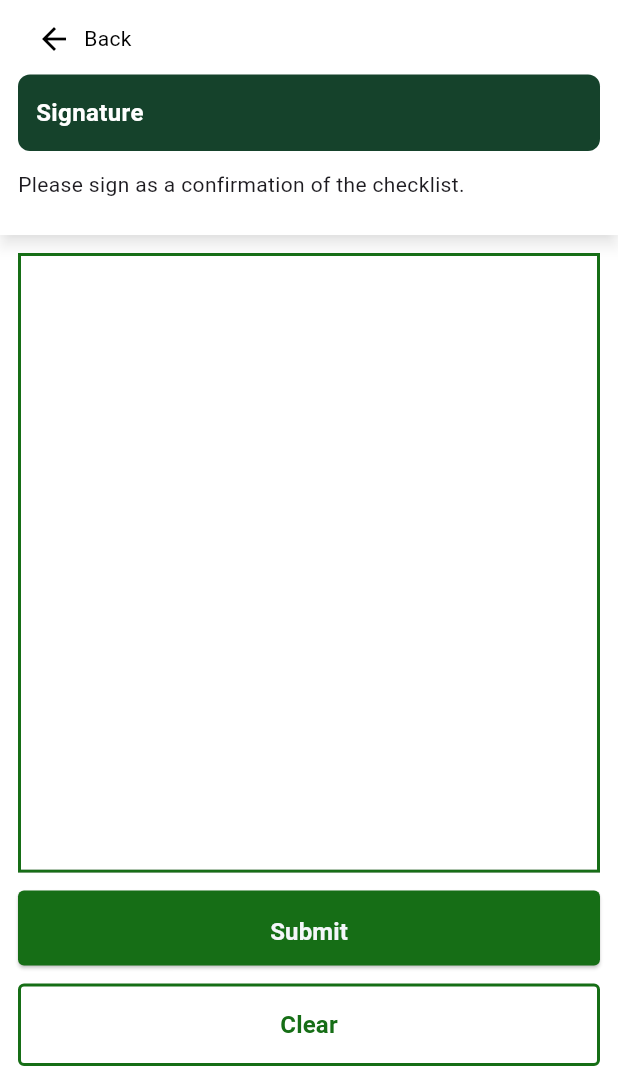
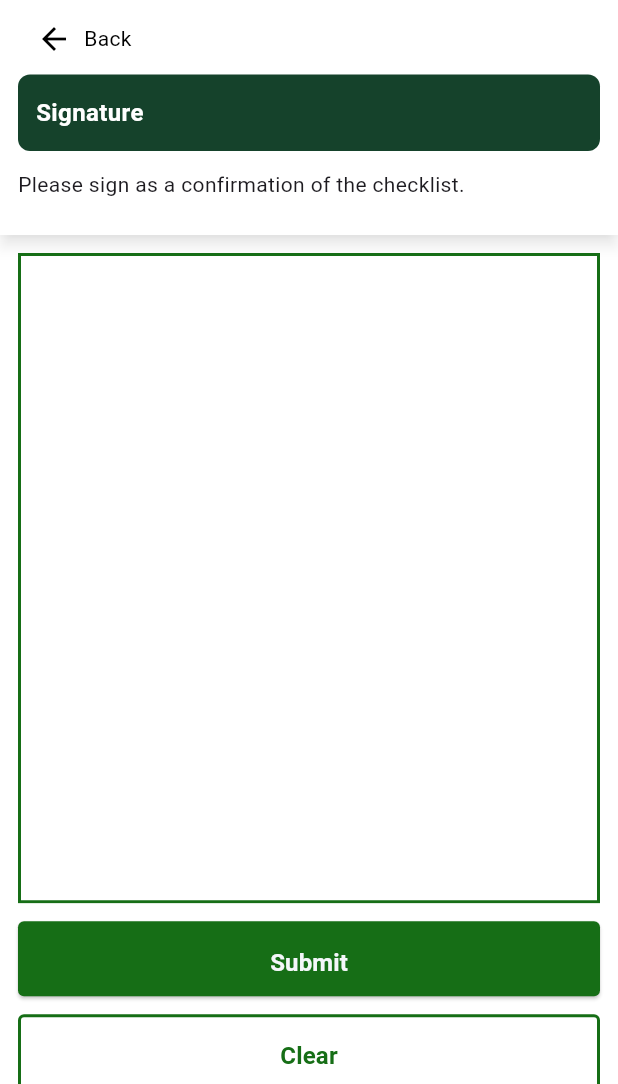
Before and after one commit to jamydevelop/Wilcon-Phase-2, a Flutter app: the ChecklistSignaturePage screen opened directly, on a phone screen of 412 x 824 dp, the part 152-1236 px from its top. Run offline on Flutter 3.47's test engine with Material 3 defaults, Android fonts, the phone set to English and light mode, and no system bars; drawn by our look-alikes of signature.

Commit message:
update Signature screen

```diff
--- a/wilcon_phase2/lib/module/checklist/checklist_signature/widget/checklist_signature_body_widget.dart
+++ b/wilcon_phase2/lib/module/checklist/checklist_signature/widget/checklist_signature_body_widget.dart
@@ -1,8 +1,6 @@
 import 'package:flutter/material.dart';
 import 'package:wilcon_phase2/module/checklist/checklist_signature/widget/checklist_signature_appbar_container_widget.dart';
 import 'package:wilcon_phase2/module/checklist/checklist_signature/widget/checklist_signature_container_widget.dart';
-import 'package:wilcon_phase2/widget/buttons_widget/filled_button_widget.dart';
-import 'package:wilcon_phase2/widget/buttons_widget/outlined_button_widget.dart';
 
 class ChecklistSignatureBodyWidget extends StatefulWidget {
   const ChecklistSignatureBodyWidget({super.key});
@@ -32,15 +30,11 @@ class _ChecklistSignatureBodyWidgetState
               left: 12,
               right: 12,
             ),
-            child: Column(
+            child: const Column(
               children: <Widget>[
-                const Expanded(
+                Expanded(
                   child: ChecklistSignatureContainerWidget(),
                 ),
-                const SizedBox(height: 12),
-                FilledButtonWidget(titleText: 'Submit'),
-                const SizedBox(height: 12),
-                OutlinedButtonWidget(titleText: 'Clear'),
               ],
             ),
           ),
--- a/wilcon_phase2/lib/module/checklist/checklist_signature/widget/checklist_signature_container_widget.dart
+++ b/wilcon_phase2/lib/module/checklist/checklist_signature/widget/checklist_signature_container_widget.dart
@@ -1,5 +1,7 @@
 import 'package:flutter/material.dart';
 import 'package:signature/signature.dart';
+import 'package:wilcon_phase2/widget/buttons_widget/filled_button_widget.dart';
+import 'package:wilcon_phase2/widget/buttons_widget/outlined_button_widget.dart';
 
 class ChecklistSignatureContainerWidget extends StatefulWidget {
   const ChecklistSignatureContainerWidget({super.key});
@@ -26,14 +28,22 @@ class _ChecklistSignatureContainerWidgetState
   @override
   Widget build(BuildContext context) {
     return Container(
-      color: Colors.grey,
-      child: _signatureWidget(),
-    );
+        color: Colors.transparent,
+        child: Column(
+          children: [
+            _signatureWidget(),
+            const SizedBox(height: 12),
+            const FilledButtonWidget(titleText: 'Submit'),
+            const SizedBox(height: 12),
+            const OutlinedButtonWidget(titleText: 'Clear'),
+          ],
+        ));
   }
 
   Widget _signatureWidget() {
     return Container(
-      height: 400, // Set a specific height or use MediaQuery to calculate
+      height: MediaQuery.of(context).size.height *
+          0.526, // Set a specific height or use MediaQuery to calculate
       decoration: BoxDecoration(
         border: Border.all(
           color: const Color(0xFF166E16), // Border color
```
